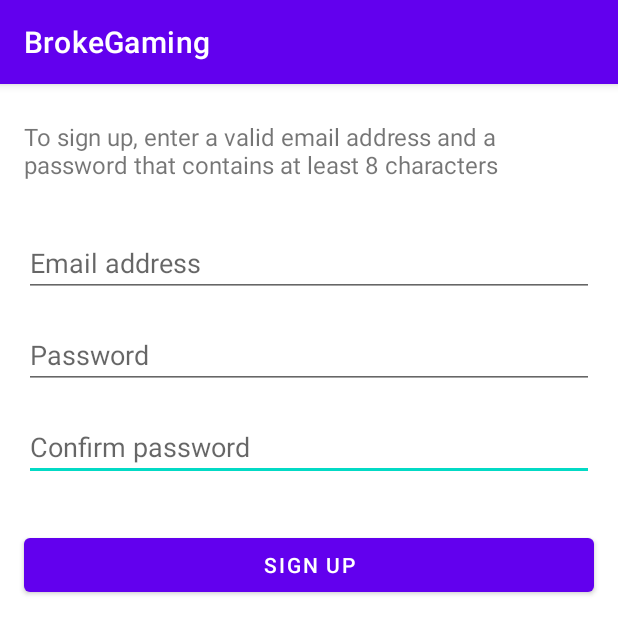
After one commit to jsan712/broke-gaming, an Android app: the SignUpActivity screen opened directly, with no data from a screen before it, on a phone screen of 412 x 824 dp. The commit adds this screen. Shown: the top 634 px of the screen. Run offline under Robolectric (Android 15) with nearby library versions, the phone set to English and light mode, and no system bars; our stand-ins replace Firebase (no records; nobody signed in at launch, a user with empty details on screens opened directly).

Commit message:
added new UI screens. Working on sign up and Game Screen

```diff
--- a/BrokeGaming/app/build.gradle
+++ b/BrokeGaming/app/build.gradle
@@ -42,6 +42,7 @@ dependencies {
     testImplementation 'junit:junit:4.+'
     androidTestImplementation 'androidx.test.ext:junit:1.1.3'
     androidTestImplementation 'androidx.test.espresso:espresso-core:3.4.0'
+    implementation 'org.jetbrains.anko:anko-commons:0.10.8'
     implementation platform('com.google.firebase:firebase-bom:29.0.0')
     implementation 'com.google.firebase:firebase-analytics-ktx'
     implementation 'com.google.firebase:firebase-auth-ktx'
@@ -49,4 +50,7 @@ dependencies {
     implementation 'com.google.firebase:firebase-database-ktx'
     implementation 'com.google.firebase:firebase-crashlytics-ktx'
     implementation 'com.google.android.gms:play-services-location:17.1.0'
+    implementation 'com.squareup.okhttp3:okhttp:4.9.1'
+    implementation 'com.squareup.okhttp3:logging-interceptor:4.9.1'
+    implementation 'com.squareup.picasso:picasso:2.71828'
 }
--- a/BrokeGaming/app/src/main/AndroidManifest.xml
+++ b/BrokeGaming/app/src/main/AndroidManifest.xml
@@ -14,6 +14,12 @@
             android:name=".GamesActivity"
             android:exported="true">
         </activity>
+
+        <activity
+            android:name=".SignUpActivity"
+            android:exported="true">
+        </activity>
+
         <activity
             android:name=".MainActivity"
             android:exported="true">
--- /dev/null
+++ b/BrokeGaming/app/src/main/java/com/example/brokegaming/SignUpActivity.kt
@@ -0,0 +1,78 @@
+package com.example.brokegaming
+
+import android.content.Intent
+import android.os.Bundle
+import android.os.PersistableBundle
+import android.util.Log
+import android.widget.Button
+import android.widget.EditText
+import android.widget.ProgressBar
+import android.widget.Toast
+import androidx.appcompat.app.AppCompatActivity
+import com.google.firebase.analytics.FirebaseAnalytics
+import com.google.firebase.auth.*
+
+class SignUpActivity: AppCompatActivity() {
+    private lateinit var signUpEmail: EditText
+    private lateinit var signUpPassword: EditText
+    private lateinit var confirmPassword: EditText
+    private lateinit var progressBar: ProgressBar
+    private lateinit var signUp: Button
+    private lateinit var firebaseAuth: FirebaseAuth
+    private lateinit var firebaseAnalytics: FirebaseAnalytics
+
+    override fun onCreate(savedInstanceState: Bundle?) {
+        super.onCreate(savedInstanceState)
+        setContentView(R.layout.activity_sign_up)
+
+        Log.d("SignUpActivity", "onCreate called!")
+        //Get data from the Intent that launched this screen
+        val intent: Intent = getIntent()
+
+        signUpEmail = findViewById(R.id.signUp_email)
+        signUpPassword = findViewById(R.id.signUp_password)
+        confirmPassword = findViewById(R.id.confirm_password)
+        signUp = findViewById(R.id.signUp_button)
+        progressBar = findViewById(R.id.progressBar2)
+        firebaseAuth = FirebaseAuth.getInstance()
+        firebaseAnalytics = FirebaseAnalytics.getInstance(this)
+
+        firebaseAnalytics.logEvent("sign_up_screen_shown", null)
+
+        val inputtedEmail: String = signUpEmail.text.toString()
+        val inputtedPassword: String = signUpPassword.text.toString()
+        val samePassword: String = confirmPassword.text.toString()
+
+        signUp.setOnClickListener {
+            if(inputtedPassword.equals(samePassword)){
+                firebaseAuth.createUserWithEmailAndPassword(inputtedEmail, inputtedPassword)
+                            .addOnCompleteListener { task ->
+                                if(task.isSuccessful){
+                                    val currentUser: FirebaseUser = firebaseAuth.currentUser!!
+                                    Toast.makeText(this, "Registered successfully: ${currentUser.email}", Toast.LENGTH_LONG).show()
+                                }
+                                else{
+                                    val exception = task.exception
+                                    if(exception is FirebaseAuthInvalidCredentialsException){
+                                        Toast.makeText(this, "Registration failed: you did not supply a valid email address or password", Toast.LENGTH_LONG).show()
+                                    }
+                                    else if(exception is FirebaseAuthUserCollisionException){
+                                        Toast.makeText(this, "Registration failed: this account already exists!", Toast.LENGTH_LONG).show()
+                                    }
+                                    else if(exception is FirebaseAuthWeakPasswordException){
+                                        Toast.makeText(this, "Registration failed: your password does not meet minimum requirements!", Toast.LENGTH_LONG).show()
+                                    }
+                                    else{
+                                        Toast.makeText(this, "Registration failed: $exception", Toast.LENGTH_LONG).show()
+                                    }
+                                }
+                            }
+                val intent: Intent = Intent(this, MainActivity::class.java)
+                startActivity(intent)
+            }
+            else{
+                Toast.makeText(this, "Registration failed: Please confirm your password.", Toast.LENGTH_LONG).show()
+            }
+        }
+    }
+}
--- a/BrokeGaming/app/src/main/res/layout/activity_games.xml
+++ b/BrokeGaming/app/src/main/res/layout/activity_games.xml
@@ -7,9 +7,11 @@
 
     <EditText
         android:id="@+id/filters"
-        android:layout_width="wrap_content"
+        android:layout_width="0dp"
         android:layout_height="wrap_content"
+        android:layout_marginStart="24dp"
         android:layout_marginTop="24dp"
+        android:layout_marginEnd="24dp"
         android:ems="10"
         android:hint="Filters"
         android:inputType="textPersonName"
--- /dev/null
+++ b/BrokeGaming/app/src/main/res/layout/activity_sign_up.xml
@@ -0,0 +1,87 @@
+<?xml version="1.0" encoding="utf-8"?>
+<androidx.constraintlayout.widget.ConstraintLayout xmlns:android="http://schemas.android.com/apk/res/android"
+    xmlns:app="http://schemas.android.com/apk/res-auto"
+    xmlns:tools="http://schemas.android.com/tools"
+    android:layout_width="match_parent"
+    android:layout_height="match_parent">
+
+    <EditText
+        android:id="@+id/confirm_password"
+        android:layout_width="0dp"
+        android:layout_height="wrap_content"
+        android:layout_marginStart="16dp"
+        android:layout_marginTop="16dp"
+        android:layout_marginEnd="16dp"
+        android:ems="10"
+        android:hint="Confirm password"
+        android:inputType="textPassword"
+        app:layout_constraintEnd_toEndOf="parent"
+        app:layout_constraintHorizontal_bias="0.0"
+        app:layout_constraintStart_toStartOf="parent"
+        app:layout_constraintTop_toBottomOf="@+id/signUp_password" />
+
+    <EditText
+        android:id="@+id/signUp_email"
+        android:layout_width="0dp"
+        android:layout_height="wrap_content"
+        android:layout_marginStart="16dp"
+        android:layout_marginTop="32dp"
+        android:layout_marginEnd="16dp"
+        android:ems="10"
+        android:hint="Email address"
+        android:inputType="textPersonName"
+        app:layout_constraintEnd_toEndOf="parent"
+        app:layout_constraintStart_toStartOf="parent"
+        app:layout_constraintTop_toBottomOf="@+id/textView3" />
+
+    <EditText
+        android:id="@+id/signUp_password"
+        android:layout_width="0dp"
+        android:layout_height="wrap_content"
+        android:layout_marginStart="16dp"
+        android:layout_marginTop="16dp"
+        android:layout_marginEnd="16dp"
+        android:ems="10"
+        android:hint="Password"
+        android:inputType="textPassword"
+        app:layout_constraintEnd_toEndOf="parent"
+        app:layout_constraintStart_toStartOf="parent"
+        app:layout_constraintTop_toBottomOf="@+id/signUp_email" />
+
+    <Button
+        android:id="@+id/signUp_button"
+        android:layout_width="0dp"
+        android:layout_height="wrap_content"
+        android:layout_marginStart="16dp"
+        android:layout_marginTop="32dp"
+        android:layout_marginEnd="16dp"
+        android:text="SIGN UP"
+        app:layout_constraintEnd_toEndOf="parent"
+        app:layout_constraintStart_toStartOf="parent"
+        app:layout_constraintTop_toBottomOf="@+id/confirm_password" />
+
+    <TextView
+        android:id="@+id/textView3"
+        android:layout_width="0dp"
+        android:layout_height="wrap_content"
+        android:layout_marginStart="16dp"
+        android:layout_marginTop="24dp"
+        android:layout_marginEnd="16dp"
+        android:text="To sign up, enter a valid email address and a password that contains at least 8 characters"
+        android:textSize="16sp"
+        app:layout_constraintEnd_toEndOf="parent"
+        app:layout_constraintHorizontal_bias="0.498"
+        app:layout_constraintStart_toStartOf="parent"
+        app:layout_constraintTop_toTopOf="parent" />
+
+    <ProgressBar
+        android:id="@+id/progressBar2"
+        style="?android:attr/progressBarStyle"
+        android:layout_width="wrap_content"
+        android:layout_height="wrap_content"
+        android:visibility="gone"
+        app:layout_constraintBottom_toBottomOf="parent"
+        app:layout_constraintEnd_toEndOf="parent"
+        app:layout_constraintStart_toStartOf="parent"
+        app:layout_constraintTop_toBottomOf="@+id/confirm_password" />
+</androidx.constraintlayout.widget.ConstraintLayout>
```
Also changed, not shown: BrokeGaming/app/src/main/java/com/example/brokegaming/Game.kt (added, +9 -0 lines), BrokeGaming/app/src/main/java/com/example/brokegaming/GamesActivity.kt (+37 -0 lines), BrokeGaming/app/src/main/java/com/example/brokegaming/GamesAdapter.kt (added, +58 -0 lines), BrokeGaming/app/src/main/java/com/example/brokegaming/GamesManager.kt (added, +62 -0 lines), BrokeGaming/app/src/main/java/com/example/brokegaming/MainActivity.kt (+29 -28 lines), BrokeGaming/app/src/main/res/layout/activity_main.xml (+29 -3 lines), BrokeGaming/app/src/main/res/layout/game_list.xml (added, +68 -0 lines).
